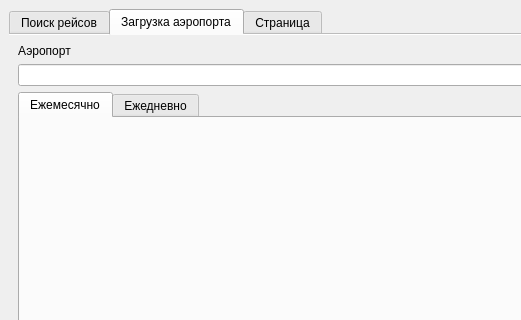
Qt form diploma_airport_inspector/airport_inspector/mainwindow.ui (kudzem/netology_qt) before a commit; both pictures show x 0 to 521 and y 0 to 320 of the 800 by 600 pixel window.
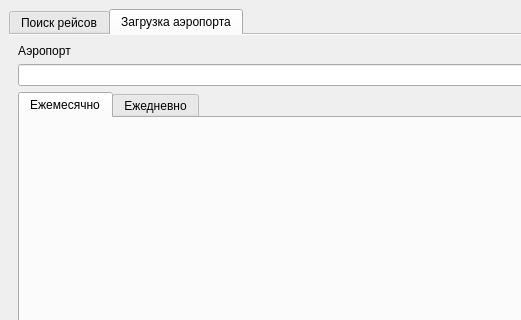
The same form after that commit. The open tabs and pages were chosen to show the change.

```diff
--- a/diploma_airport_inspector/airport_inspector/mainwindow.ui
+++ b/diploma_airport_inspector/airport_inspector/mainwindow.ui
@@ -191,11 +191,6 @@
         </item>
        </layout>
       </widget>
-      <widget class="QWidget" name="tab_7">
-       <attribute name="title">
-        <string>Страница</string>
-       </attribute>
-      </widget>
      </widget>
     </item>
    </layout>
```
Left out of the diff: 10 changed lines with no effect on the pictures.
